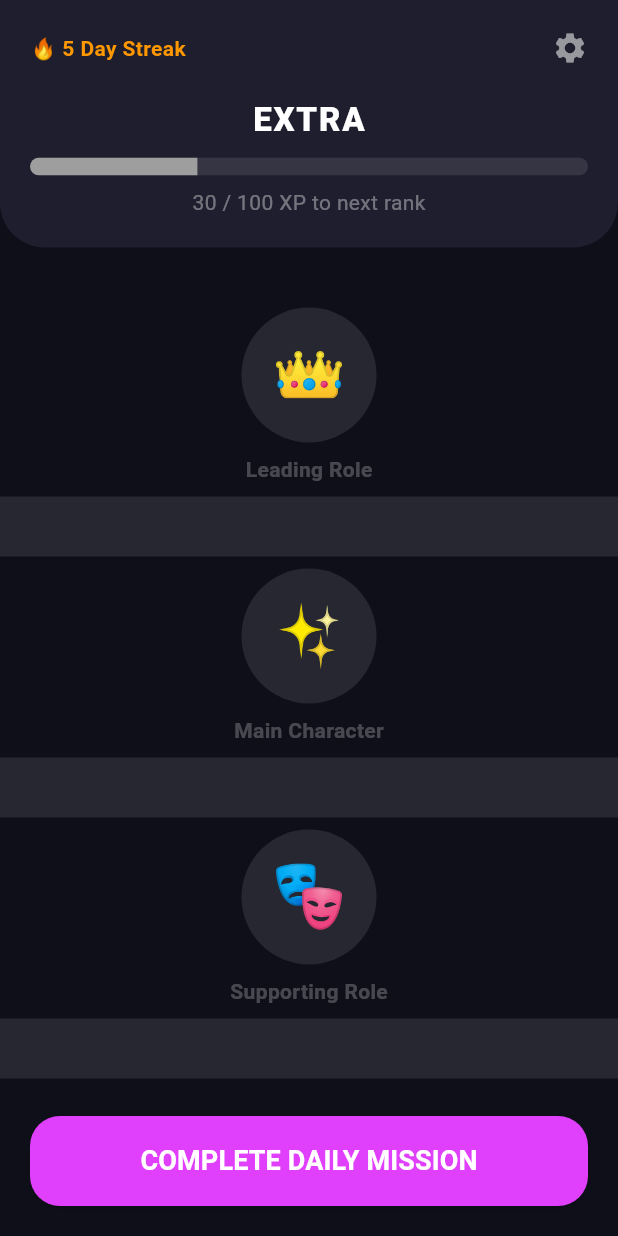
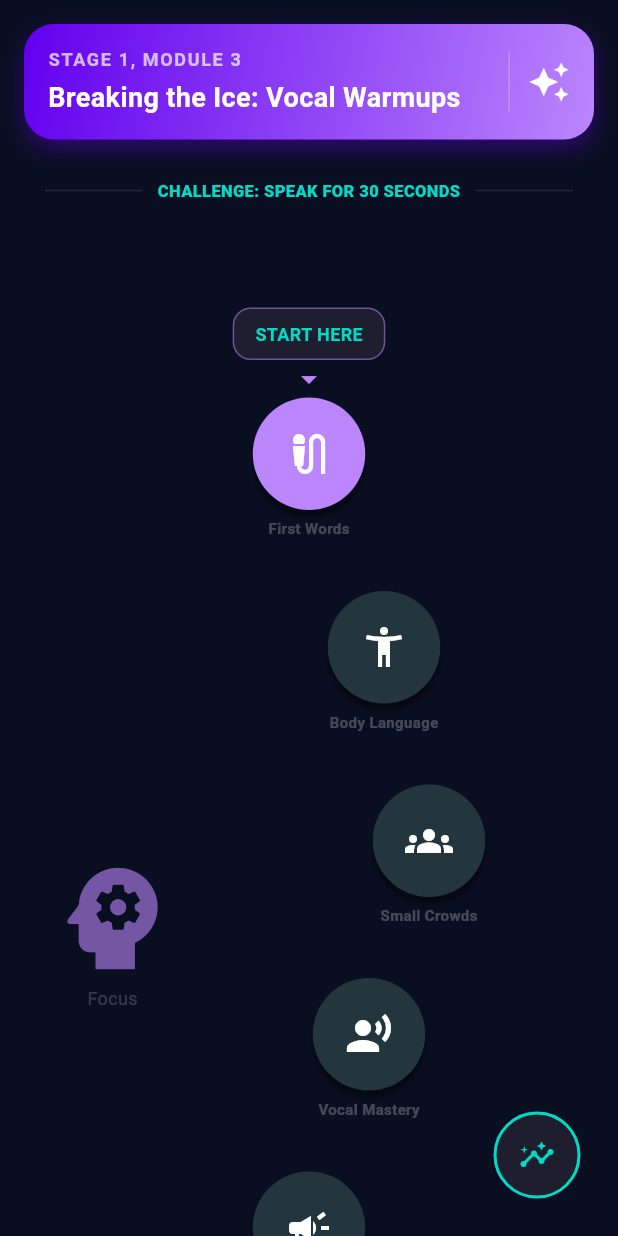
Before and after one commit to atarhbekatoh-star/SPOTLIGHT, a Flutter app: the screen it shows after launch, on a phone screen of 412 x 824 dp. Run offline on Flutter 3.47's test engine with Material 3 defaults, Android fonts, the phone set to English and light mode, and no system bars.

Commit message:
implementing Spotlight branding and Confidence

```diff
--- a/lib/screens/Path.dart
+++ b/lib/screens/Path.dart
@@ -6,164 +6,237 @@ class PathPage extends StatefulWidget {
 }
 
 class _PathPageState extends State<PathPage> {
-  int xp = 30;
-  int currentLevelIndex = 0;
-
-  final List<Map<String, dynamic>> levels = [
-    {"title": "Extra", "icon": "👤", "color": Colors.grey},
-    {"title": "Supporting Role", "icon": "🎭", "color": Colors.blueAccent},
-    {"title": "Main Character", "icon": "✨", "color": Colors.purpleAccent},
-    {"title": "Leading Role", "icon": "👑", "color": Colors.amber},
+  // Personalized nodes for the "Spotlight" confidence journey
+  final List<Map<String, dynamic>> nodes = [
+    {
+      "icon": Icons.mic_external_on,
+      "color": Color(0xFFBB86FC), // Electric Purple
+      "hasTooltip": true,
+      "title": "First Words",
+      "offset": 0.0,
+    },
+    {
+      "icon": Icons.accessibility_new,
+      "color": Color(0xFF23363d),
+      "title": "Body Language",
+      "offset": 50.0,
+    },
+    {
+      "icon": Icons.groups,
+      "color": Color(0xFF23363d),
+      "title": "Small Crowds",
+      "offset": 80.0,
+    },
+    {
+      "icon": Icons.record_voice_over,
+      "color": Color(0xFF23363d),
+      "title": "Vocal Mastery",
+      "offset": 40.0,
+    },
+    {
+      "icon": Icons.campaign,
+      "color": Color(0xFF23363d),
+      "title": "The Spotlight",
+      "offset": 0.0,
+    },
   ];
 
-  void _gainXP() {
-    setState(() {
-      xp += 25; // Bigger jump for better feel
-      if (xp >= 100) {
-        if (currentLevelIndex < levels.length - 1) {
-          xp = 0;
-          currentLevelIndex++;
-          _showLevelUpDialog();
-        } else {
-          xp = 100; // Maxed out
-        }
-      }
-    });
+  @override
+  Widget build(BuildContext context) {
+    return Scaffold(
+      backgroundColor: Color(0xFF0A0E21), // Deep Midnight Blue
+      body: SafeArea(
+        child: Column(
+          children: [
+            _buildSpotlightHeader(),
+            _buildInstructionLabel(),
+            Expanded(
+              child: Stack(
+                children: [
+                  _buildMascot(),
+                  _buildPathList(),
+                  _buildBottomRightAction(),
+                ],
+              ),
+            ),
+          ],
+        ),
+      ),
+    );
   }
 
-  void _showLevelUpDialog() {
-    showDialog(
-      context: context,
-      builder: (context) => AlertDialog(
-        backgroundColor: Colors.grey[900],
-        title: Text("LEVEL UP! 🎉", style: TextStyle(color: Colors.white)),
-        content: Text(
-          "You are now a ${levels[currentLevelIndex]['title']}!",
-          style: TextStyle(color: Colors.white70),
+  Widget _buildSpotlightHeader() {
+    return Container(
+      margin: EdgeInsets.all(16),
+      padding: EdgeInsets.symmetric(horizontal: 16, vertical: 15),
+      decoration: BoxDecoration(
+        gradient: LinearGradient(
+          colors: [Color(0xFF6200EE), Color(0xFFBB86FC)],
+          begin: Alignment.topLeft,
+          end: Alignment.bottomRight,
         ),
-        actions: [
-          TextButton(
-            onPressed: () => Navigator.pop(context),
-            child: Text("LFG!"),
+        borderRadius: BorderRadius.circular(20),
+        boxShadow: [
+          BoxShadow(
+            color: Color(0xFF6200EE).withOpacity(0.4),
+            blurRadius: 12,
+            offset: Offset(0, 6),
+          ),
+        ],
+      ),
+      child: Row(
+        children: [
+          Expanded(
+            child: Column(
+              crossAxisAlignment: CrossAxisAlignment.start,
+              children: [
+                Text(
+                  "STAGE 1, MODULE 3",
+                  style: TextStyle(
+                    color: Colors.white.withOpacity(0.7),
+                    fontWeight: FontWeight.bold,
+                    fontSize: 12,
+                    letterSpacing: 1.1,
+                  ),
+                ),
+                SizedBox(height: 4),
+                Text(
+                  "Breaking the Ice: Vocal Warmups",
+                  style: TextStyle(
+                    color: Colors.white,
+                    fontWeight: FontWeight.bold,
+                    fontSize: 18,
+                  ),
+                ),
+              ],
+            ),
+          ),
+          Container(
+            height: 40,
+            width: 1,
+            color: Colors.white24,
+            margin: EdgeInsets.symmetric(horizontal: 12),
+          ),
+          Icon(Icons.auto_awesome, color: Colors.white, size: 28),
+        ],
+      ),
+    );
+  }
+
+  Widget _buildInstructionLabel() {
+    return Padding(
+      padding: const EdgeInsets.symmetric(vertical: 10.0),
+      child: Row(
+        children: [
+          Expanded(
+            child: Divider(color: Colors.white10, indent: 30, endIndent: 10),
+          ),
+          Text(
+            "CHALLENGE: SPEAK FOR 30 SECONDS",
+            style: TextStyle(
+              color: Color(0xFF03DAC6), // Cyan accent
+              fontWeight: FontWeight.w800,
+              fontSize: 11,
+            ),
+          ),
+          Expanded(
+            child: Divider(color: Colors.white10, indent: 10, endIndent: 30),
           ),
         ],
       ),
     );
   }
 
-  @override
-  Widget build(BuildContext context) {
-    return Scaffold(
-      backgroundColor: Color(0xFF0F0F1A), // Sleek dark background
-      body: SafeArea(
+  Widget _buildMascot() {
+    return Positioned(
+      left: 30,
+      bottom: 150,
+      child: Opacity(
+        opacity: 0.6,
         child: Column(
           children: [
-            _buildHeader(),
-            Expanded(
-              child: ListView(
-                padding: EdgeInsets.symmetric(vertical: 40),
-                children: [
-                  _buildPathNode(3, true),
-                  _buildConnector(),
-                  _buildPathNode(2, false),
-                  _buildConnector(),
-                  _buildPathNode(1, false),
-                  _buildConnector(),
-                  _buildPathNode(0, false),
-                ],
-              ),
+            Icon(Icons.psychology, size: 90, color: Color(0xFFBB86FC)),
+            Text(
+              "Focus",
+              style: TextStyle(color: Colors.white30, fontSize: 12),
             ),
-            _buildBottomAction(),
           ],
         ),
       ),
     );
   }
 
-  Widget _buildHeader() {
-    return Container(
-      padding: EdgeInsets.all(20),
-      decoration: BoxDecoration(
-        color: Color(0xFF1E1E2E),
-        borderRadius: BorderRadius.vertical(bottom: Radius.circular(30)),
-      ),
-      child: Column(
-        children: [
-          Row(
-            mainAxisAlignment: MainAxisAlignment.spaceBetween,
-            children: [
-              Text(
-                "🔥 5 Day Streak",
-                style: TextStyle(
-                  color: Colors.orange,
-                  fontWeight: FontWeight.bold,
-                ),
-              ),
-              Icon(Icons.settings, color: Colors.white54),
-            ],
-          ),
-          SizedBox(height: 20),
-          Text(
-            levels[currentLevelIndex]['title'].toUpperCase(),
-            style: TextStyle(
-              color: Colors.white,
-              fontSize: 22,
-              fontWeight: FontWeight.w900,
-              letterSpacing: 1.2,
+  Widget _buildPathList() {
+    return ListView.builder(
+      padding: EdgeInsets.only(top: 60, bottom: 40),
+      itemCount: nodes.length,
+      itemBuilder: (context, index) {
+        final node = nodes[index];
+        return Center(
+          child: Transform.translate(
+            offset: Offset(node['offset'] ?? 0.0, 0),
+            child: Column(
+              children: [
+                if (node['hasTooltip'] == true) _buildJumpTooltip(),
+                _buildNodeCircle(node),
+                SizedBox(height: 35),
+              ],
             ),
           ),
-          SizedBox(height: 10),
-          ClipRRect(
-            borderRadius: BorderRadius.circular(10),
-            child: LinearProgressIndicator(
-              value: xp / 100,
-              minHeight: 12,
-              backgroundColor: Colors.white10,
-              color: levels[currentLevelIndex]['color'],
-            ),
-          ),
-          SizedBox(height: 8),
-          Text(
-            "$xp / 100 XP to next rank",
-            style: TextStyle(color: Colors.white38),
-          ),
-        ],
-      ),
+        );
+      },
     );
   }
 
-  Widget _buildPathNode(int index, bool isLocked) {
-    bool isCurrent = index == currentLevelIndex;
-    bool isPassed = index < currentLevelIndex;
-
+  Widget _buildJumpTooltip() {
     return Column(
       children: [
         Container(
-          height: 90,
-          width: 90,
+          padding: EdgeInsets.symmetric(horizontal: 14, vertical: 8),
+          decoration: BoxDecoration(
+            color: Color(0xFF1E1E2E),
+            borderRadius: BorderRadius.circular(12),
+            border: Border.all(color: Color(0xFFBB86FC).withOpacity(0.5)),
+          ),
+          child: Text(
+            "START HERE",
+            style: TextStyle(
+              color: Color(0xFF03DAC6),
+              fontWeight: FontWeight.bold,
+              fontSize: 12,
+            ),
+          ),
+        ),
+        Icon(Icons.arrow_drop_down, color: Color(0xFFBB86FC), size: 25),
+      ],
+    );
+  }
+
+  Widget _buildNodeCircle(Map<String, dynamic> node) {
+    return Column(
+      children: [
+        Container(
+          width: 75,
+          height: 75,
           decoration: BoxDecoration(
             shape: BoxShape.circle,
-            color: isPassed || isCurrent
-                ? levels[index]['color']
-                : Colors.white10,
-            boxShadow: isCurrent
-                ? [
-                    BoxShadow(
-                      color: levels[index]['color'].withOpacity(0.5),
-                      blurRadius: 20,
-                    ),
-                  ]
-                : [],
+            color: node['color'],
+            boxShadow: [
+              BoxShadow(
+                color: Colors.black45,
+                offset: Offset(0, 5),
+                blurRadius: 2,
+              ),
+            ],
           ),
-          child: Center(
-            child: Text(levels[index]['icon'], style: TextStyle(fontSize: 40)),
-          ),
+          child: Icon(node['icon'], color: Colors.white, size: 32),
         ),
-        SizedBox(height: 8),
+        SizedBox(height: 5),
         Text(
-          levels[index]['title'],
+          node['title'],
           style: TextStyle(
-            color: isPassed || isCurrent ? Colors.white : Colors.white24,
+            color: Colors.white24,
+            fontSize: 10,
             fontWeight: FontWeight.bold,
           ),
         ),
@@ -171,35 +244,18 @@ class _PathPageState extends State<PathPage> {
     );
   }
 
-  Widget _buildConnector() {
-    return Container(
-      height: 40,
-      width: 4,
-      color: Colors.white10,
-      margin: EdgeInsets.symmetric(vertical: 8),
-    );
-  }
-
-  Widget _buildBottomAction() {
-    return Padding(
-      padding: EdgeInsets.all(20),
-      child: ElevatedButton(
-        style: ElevatedButton.styleFrom(
-          backgroundColor: Colors.purpleAccent,
-          minimumSize: Size(double.infinity, 60),
-          shape: RoundedRectangleBorder(
-            borderRadius: BorderRadius.circular(20),
-          ),
+  Widget _buildBottomRightAction() {
+    return Positioned(
+      bottom: 25,
+      right: 25,
+      child: Container(
+        padding: EdgeInsets.all(15),
+        decoration: BoxDecoration(
+          color: Color(0xFF1E1E2E),
+          shape: BoxShape.circle,
+          border: Border.all(color: Color(0xFF03DAC6), width: 2),
         ),
-        onPressed: _gainXP,
-        child: Text(
-          "COMPLETE DAILY MISSION",
-          style: TextStyle(
-            fontSize: 18,
-            fontWeight: FontWeight.bold,
-            color: Colors.white,
-          ),
-        ),
+        child: Icon(Icons.insights, color: Color(0xFF03DAC6)),
       ),
     );
   }
```
